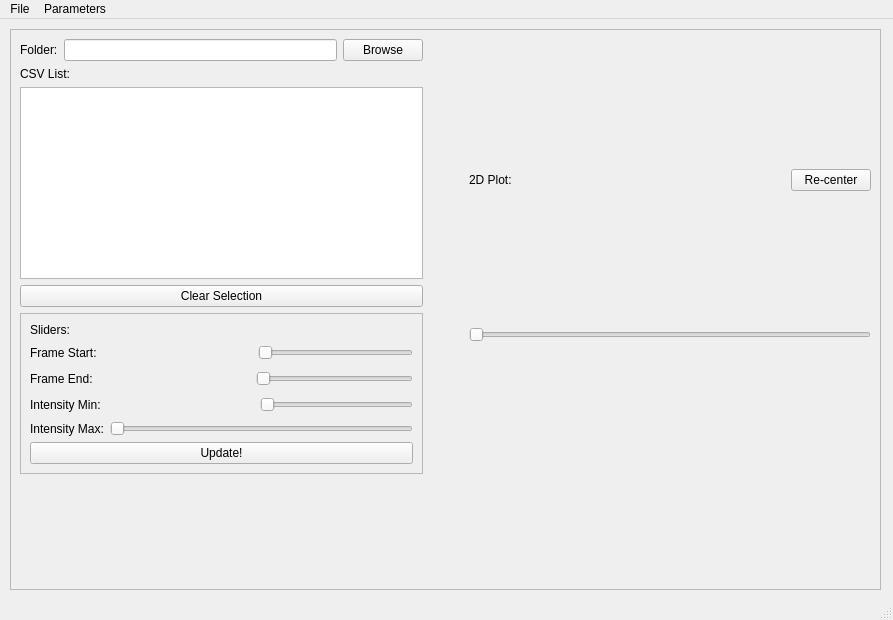
Before: the Qt Designer form Map.1.1.ui in bobby3755/MAP, drawn with Qt 5.
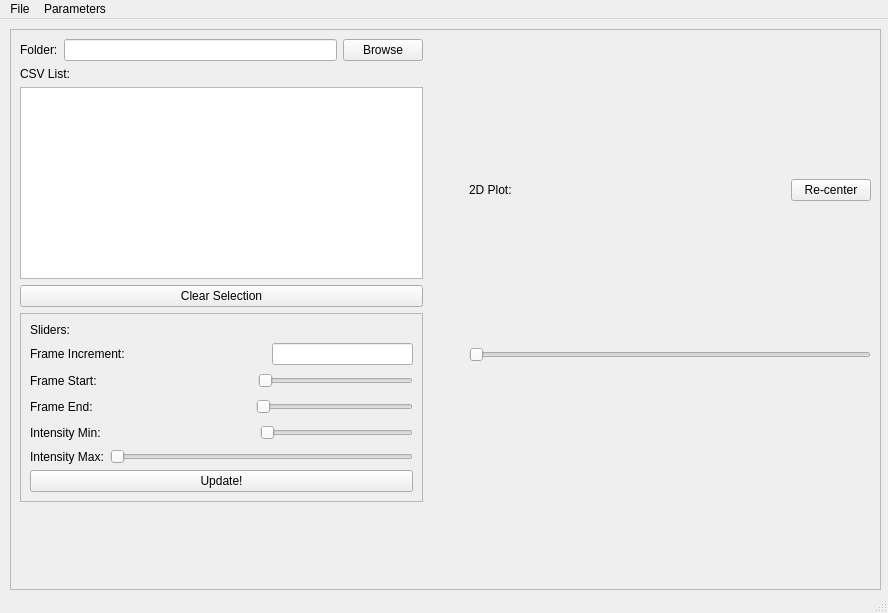
After: the same form once the commit is applied.

Commit message: new version now with frame_slider

The edit to the form file:
```diff
--- a/Map.1.1.ui
+++ b/Map.1.1.ui
@@ -6,8 +6,8 @@
    <rect>
     <x>0</x>
     <y>0</y>
-    <width>893</width>
-    <height>620</height>
+    <width>888</width>
+    <height>613</height>
    </rect>
   </property>
   <property name="windowTitle">
@@ -92,6 +92,33 @@
                   </property>
                  </widget>
                 </item>
+                <item>
+                 <layout class="QHBoxLayout" name="horizontalLayout_6">
+                  <item>
+                   <widget class="QLabel" name="label_2">
+                    <property name="text">
+                     <string>Frame Increment:</string>
+                    </property>
+                   </widget>
+                  </item>
+                  <item>
+                   <spacer name="horizontalSpacer_6">
+                    <property name="orientation">
+                     <enum>Qt::Horizontal</enum>
+                    </property>
+                    <property name="sizeHint" stdset="0">
+                     <size>
+                      <width>40</width>
+                      <height>20</height>
+                     </size>
+                    </property>
+                   </spacer>
+                  </item>
+                  <item>
+                   <widget class="QLineEdit" name="frame_increment_LineEdit"/>
+                  </item>
+                 </layout>
+                </item>
                 <item>
                  <layout class="QHBoxLayout" name="horizontalLayout">
                   <item>
@@ -313,7 +340,7 @@
     <rect>
      <x>0</x>
      <y>0</y>
-     <width>893</width>
+     <width>888</width>
      <height>21</height>
     </rect>
    </property>
```
Left out of the diff: 4 changed lines with no effect on the pictures. The commit also changes 3 other files.
